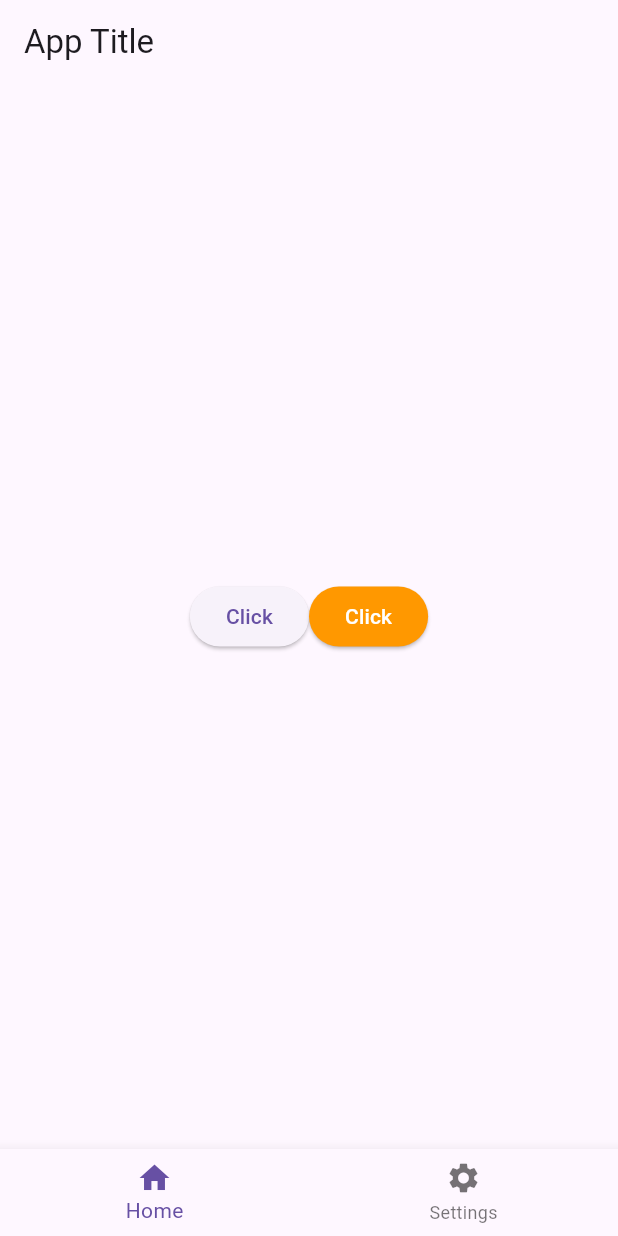
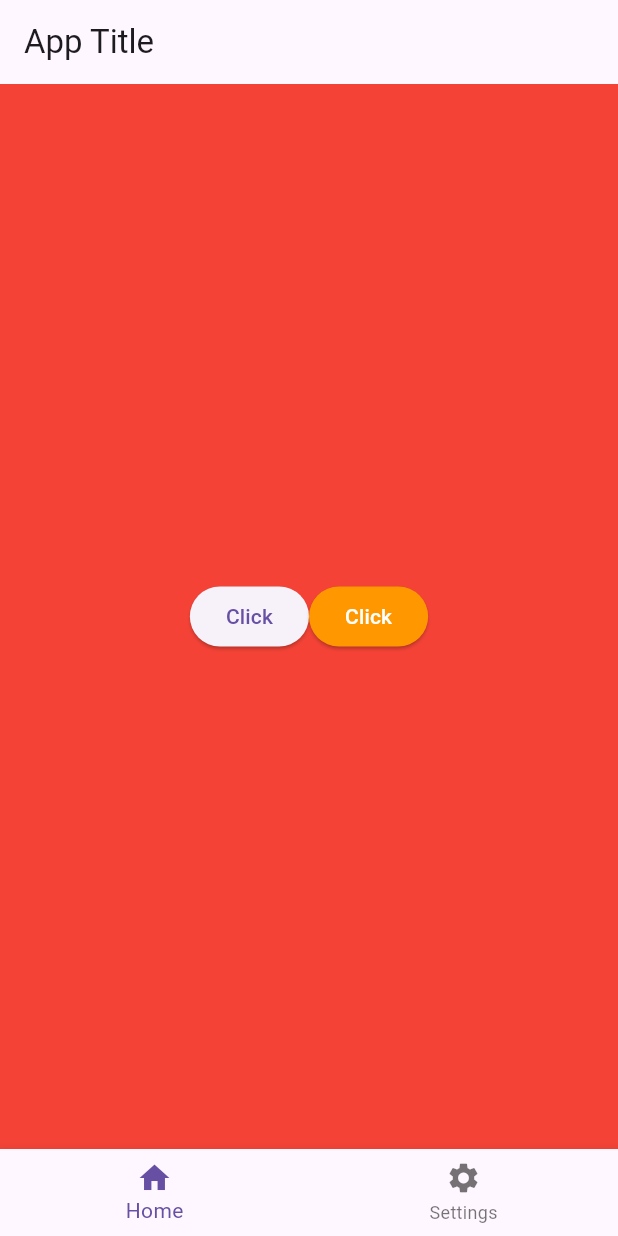
Before and after one commit to bartekkleczar/flutter-nauka, a Flutter app: the screen it shows after launch, on a phone screen of 412 x 824 dp. Run offline on Flutter 3.47's test engine with Material 3 defaults, Android fonts, the phone set to English and light mode, and no system bars.

Commit message:
containers

```diff
--- a/first_app/lib/main.dart
+++ b/first_app/lib/main.dart
@@ -24,8 +24,10 @@ class _MyAppState extends State<MyApp> {
           title: const Text('App Title'),
         ),
         body: Center(
-          child: SizedBox(
+          child: Container(
             height : double.infinity,
+            width: double.infinity,
+            color: Colors.red,
             child: Row(
                 mainAxisAlignment: MainAxisAlignment.center,
                 crossAxisAlignment: CrossAxisAlignment.center,
```
